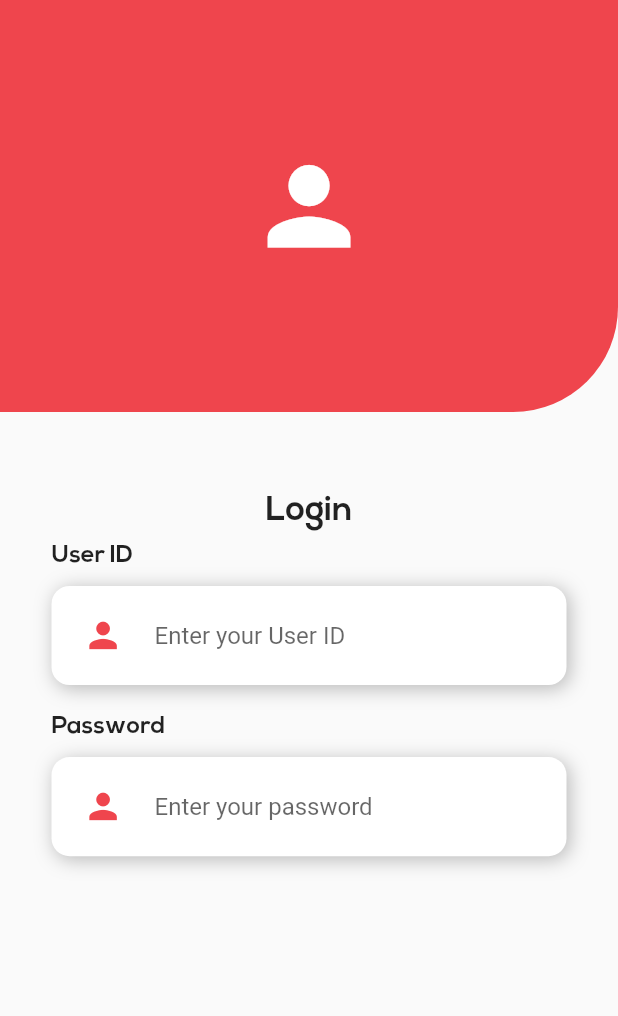
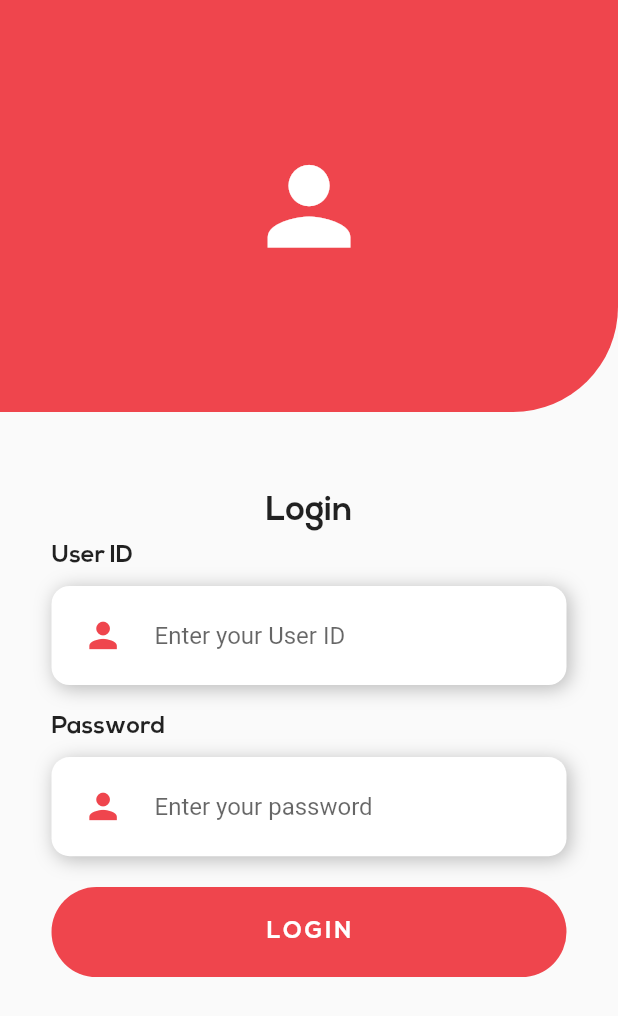
Before and after one commit to shii0001/attendance-app, a Flutter app: the screen it shows after launch, on a phone screen of 412 x 824 dp. Shown: the top 1016 px of the screen. Run offline on Flutter 3.47's test engine with Material 2 defaults, Android fonts, the phone set to English and light mode, and no system bars; our stand-ins replace flutter_keyboard_visibility.

Commit message:
added login screen

```diff
--- a/lib/login/loginScreen.dart
+++ b/lib/login/loginScreen.dart
@@ -1,4 +1,5 @@
 import 'package:flutter/material.dart';
+import 'package:flutter_keyboard_visibility/flutter_keyboard_visibility.dart';
 
 class LoginScreen extends StatefulWidget {
   const LoginScreen({Key? key}) : super(key: key);
@@ -8,6 +9,8 @@ class LoginScreen extends StatefulWidget {
 }
 
 class _LoginScreenState extends State<LoginScreen> {
+  TextEditingController idController = TextEditingController();
+  TextEditingController passController = TextEditingController();
   double screenHeight = 0;
   double screenWidth = 0;
 
@@ -16,18 +19,25 @@ class _LoginScreenState extends State<LoginScreen> {
 
   @override
   Widget build(BuildContext context) {
+    final bool isKeyboardVisible =
+        KeyboardVisibilityProvider.isKeyboardVisible(context);
     screenHeight = MediaQuery.of(context).size.height;
     screenWidth = MediaQuery.of(context).size.width;
     return Scaffold(
+        resizeToAvoidBottomInset: false,
         body: Column(
           children: [
-        Container(
+            isKeyboardVisible
+                ? SizedBox(
+                    height: screenHeight / 16,
+                  )
+                : Container(
                     height: screenHeight / 3,
                     width: screenWidth,
                     decoration: BoxDecoration(
                       color: primary,
-            borderRadius:
-                const BorderRadius.only(bottomRight: Radius.circular(70)),
+                      borderRadius: const BorderRadius.only(
+                          bottomRight: Radius.circular(70)),
                     ),
                     child: Center(
                       child: Icon(
@@ -57,7 +67,7 @@ class _LoginScreenState extends State<LoginScreen> {
                 crossAxisAlignment: CrossAxisAlignment.start,
                 children: [
                   fieldTitle("User ID"),
-              customField("Enter your User ID"),
+                  customField("Enter your User ID", idController, false),
                 ],
               ),
             ),
@@ -71,7 +81,26 @@ class _LoginScreenState extends State<LoginScreen> {
                 crossAxisAlignment: CrossAxisAlignment.start,
                 children: [
                   fieldTitle("Password"),
-              customField("Enter your password"),
+                  customField("Enter your password", passController, true),
+                  Container(
+                    height: 60,
+                    width: screenWidth,
+                    margin: EdgeInsets.only(top: screenHeight / 40),
+                    decoration: BoxDecoration(
+                        color: primary,
+                        borderRadius:
+                            const BorderRadius.all(Radius.circular(35))),
+                    child: Center(
+                        child: Text(
+                      "LOGIN",
+                      style: TextStyle(
+                        fontFamily: "NexaBold",
+                        fontSize: screenWidth / 26,
+                        color: Colors.white,
+                        letterSpacing: 2,
+                      ),
+                    )),
+                  )
                 ],
               ),
             ),
@@ -87,7 +116,8 @@ class _LoginScreenState extends State<LoginScreen> {
                 TextStyle(fontSize: screenWidth / 26, fontFamily: "NexaBold")));
   }
 
-  Widget customField(String hint) {
+  Widget customField(
+      String hint, TextEditingController controller, bool obscure) {
     return Container(
         width: screenWidth,
         decoration: const BoxDecoration(
@@ -111,7 +141,10 @@ class _LoginScreenState extends State<LoginScreen> {
               ),
             ),
             Expanded(
+              child: Padding(
+                padding: EdgeInsets.only(right: screenWidth / 4),
                 child: TextFormField(
+                  controller: controller,
                   enableSuggestions: false,
                   autocorrect: false,
                   decoration: InputDecoration(
@@ -119,7 +152,11 @@ class _LoginScreenState extends State<LoginScreen> {
                       vertical: screenHeight / 35,
                     ),
                     border: InputBorder.none,
-                    hintText: hint),
+                    hintText: hint,
+                  ),
+                  maxLines: 1,
+                  obscureText: obscure,
+                ),
               ),
             )
           ],
--- a/lib/main.dart
+++ b/lib/main.dart
@@ -1,5 +1,6 @@
 import 'package:attendanceapp/login/loginScreen.dart';
 import 'package:flutter/material.dart';
+import 'package:flutter_keyboard_visibility/flutter_keyboard_visibility.dart';
 
 void main() {
   runApp(const MyApp());
@@ -12,12 +13,14 @@ class MyApp extends StatelessWidget {
   @override
   Widget build(BuildContext context) {
     return MaterialApp(
+      debugShowCheckedModeBanner: false,
       title: 'Flutter Demo',
       theme: ThemeData(
-
         primarySwatch: Colors.blue,
       ),
-      home: const LoginScreen(),
+      home: const KeyboardVisibilityProvider(
+        child: LoginScreen(),
+      ),
     );
   }
 }
--- a/pubspec.yaml
+++ b/pubspec.yaml
@@ -36,6 +36,7 @@ dependencies:
   # The following adds the Cupertino Icons font to your application.
   # Use with the CupertinoIcons class for iOS style icons.
   cupertino_icons: ^1.0.2
+  flutter_keyboard_visibility: ^5.4.0
 
 dev_dependencies:
   flutter_test:
```
Also changed, not shown: pubspec.lock. Lines whose indentation alone changed are shown as unchanged.
